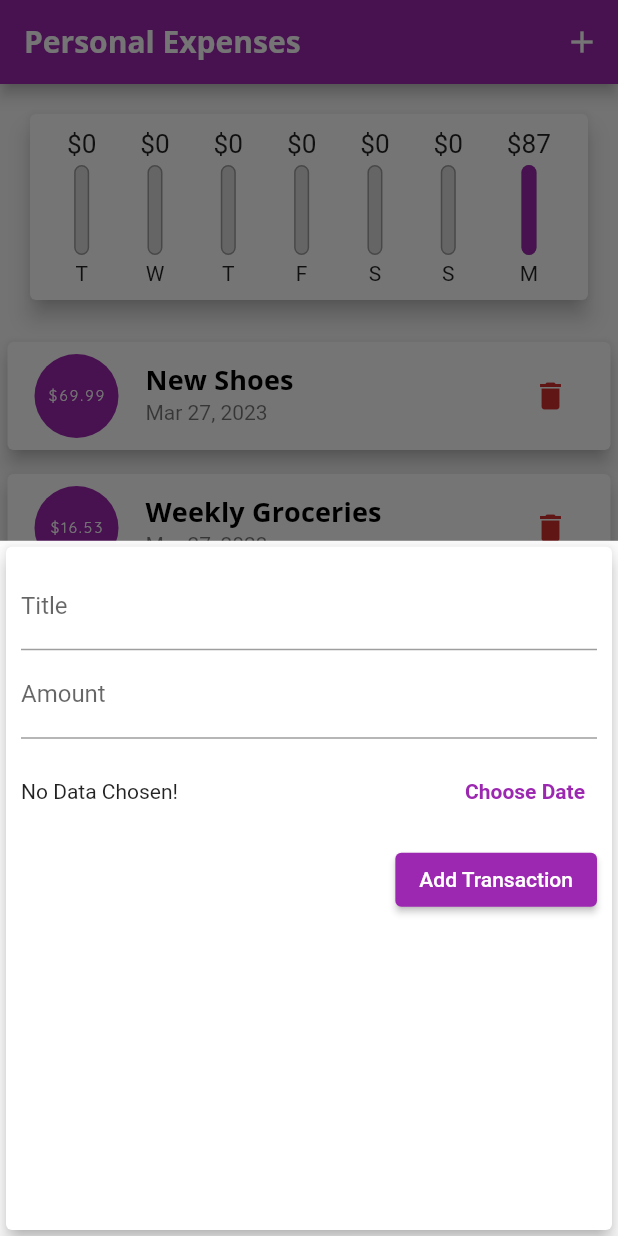
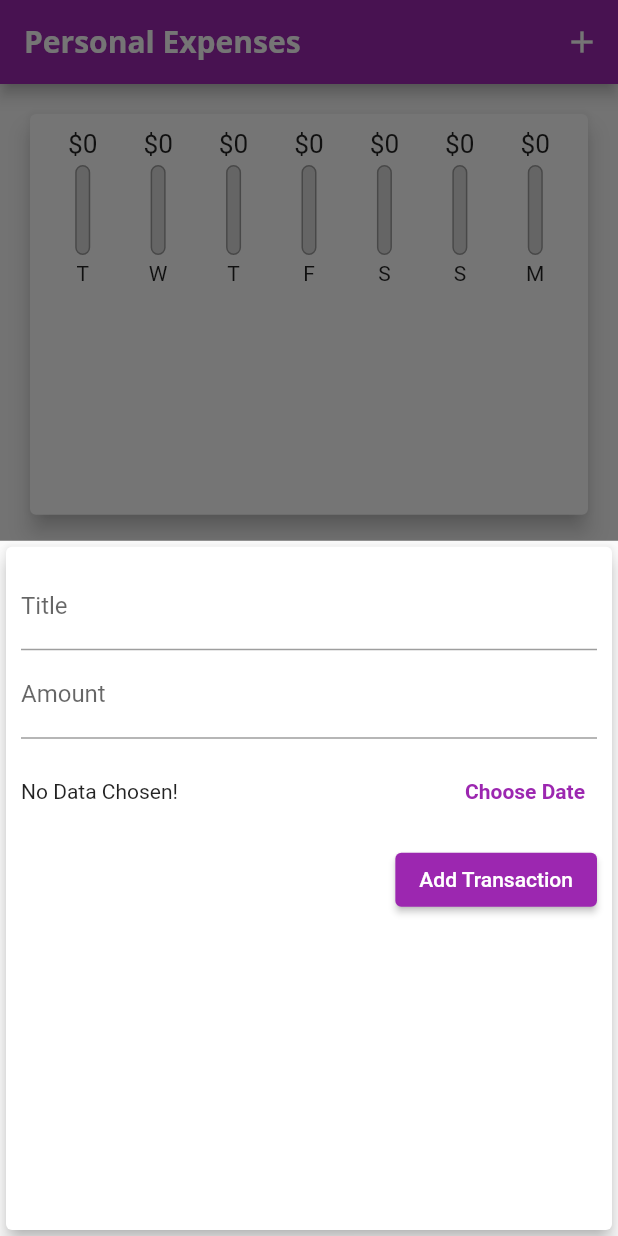
Before and after one commit to ditateum/personal_expenses_responsive_app, a Flutter app: the screen it shows after launch, after a tap on the "add" icon, on a phone screen of 412 x 824 dp. Run offline on Flutter 3.47's test engine with Material 2 defaults, Android fonts, the phone set to English and light mode, and no system bars.

Commit message:
Calculating Sizes Dynamically

```diff
--- a/lib/main.dart
+++ b/lib/main.dart
@@ -56,18 +56,18 @@
 
 class _MyHomePageState extends State<MyHomePage> {
   final List<Transaction> _userTransactions = [
-    Transaction(
-      id: 't1',
-      title: 'New Shoes',
-      amount: 69.99,
-      date: DateTime.now(),
-    ),
-    Transaction(
-      id: 't2',
-      title: 'Weekly Groceries',
-      amount: 16.53,
-      date: DateTime.now(),
-    ),
+    // Transaction(
+    //   id: 't1',
+    //   title: 'New Shoes',
+    //   amount: 69.99,
+    //   date: DateTime.now(),
+    // ),
+    // Transaction(
+    //   id: 't2',
+    //   title: 'Weekly Groceries',
+    //   amount: 16.53,
+    //   date: DateTime.now(),
+    // ),
   ];
 
   List<Transaction> get _recentTransactions {
@@ -115,8 +115,7 @@
 
   @override
   Widget build(BuildContext context) {
-    return Scaffold(
-      appBar: AppBar(
+    final appBar = AppBar(
       title: const Text('Personal Expenses'),
       actions: [
         IconButton(
@@ -126,14 +125,29 @@
           ),
         ),
       ],
-      ),
+    );
+
+    return Scaffold(
+      appBar: appBar,
       body: SingleChildScrollView(
         child: Column(
           children: [
-            Chart(recentTransactions: _recentTransactions),
-            TransactionList(
+            SizedBox(
+              height: (MediaQuery.of(context).size.height -
+                      appBar.preferredSize.height -
+                      MediaQuery.of(context).padding.top) *
+                  0.4,
+              child: Chart(recentTransactions: _recentTransactions),
+            ),
+            SizedBox(
+              height: (MediaQuery.of(context).size.height -
+                      appBar.preferredSize.height -
+                      MediaQuery.of(context).padding.top) *
+                  0.6,
+              child: TransactionList(
                 deleteTx: _deleteTransaction,
                 transactions: _userTransactions,
+              ),
             ),
           ],
         ),
--- a/lib/widgets/transaction_list.dart
+++ b/lib/widgets/transaction_list.dart
@@ -15,9 +15,7 @@
 
   @override
   Widget build(BuildContext context) {
-    return SizedBox(
-      height: 450.0,
-      child: transactions.isEmpty
+    return transactions.isEmpty
         ? Column(
             children: [
               Text(
@@ -74,7 +72,6 @@
                 ),
               );
             },
-            ),
           );
   }
 }
```
Also changed, not shown: 1 other file. Lines whose indentation alone changed are shown as unchanged.
